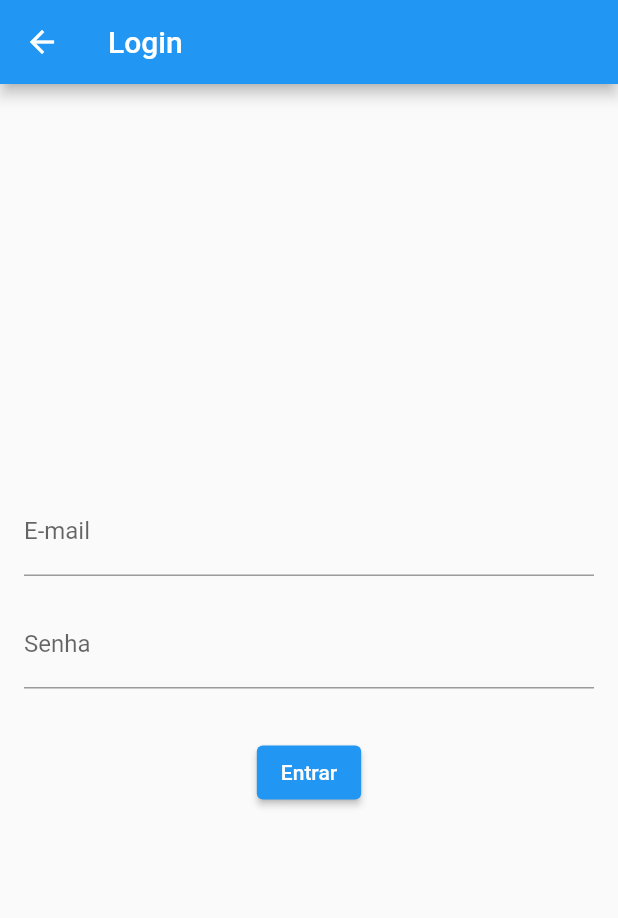
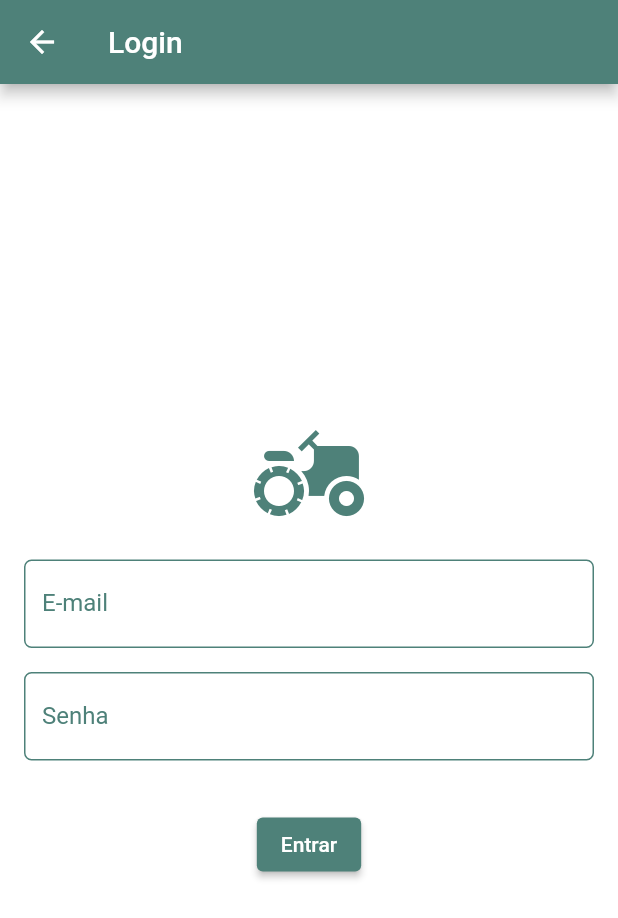
Before and after one commit to Matheus-o-alves/agri_clima_app, a Flutter app: the LoginPage screen opened directly, on a phone screen of 412 x 824 dp. Shown: the top 918 px of the screen. Run offline on Flutter 3.47's test engine with Material 2 defaults, Android fonts, the light colour scheme and no system bars; our stand-ins replace get.

Commit message:
Adicionando tela de login

```diff
--- a/lib/ui/pages/login/login.presenter.dart
+++ b/lib/ui/pages/login/login.presenter.dart
@@ -4,4 +4,6 @@ abstract class LoginPagePresenter {
   bool isEmailValid(String email);
   bool isPasswordValid(String password);
   var error = RxnString();
+  Stream<String?> get navigateToStream;
+  Future<void> navigationHomePage();
 }
--- a/lib/ui/pages/login/login_page.dart
+++ b/lib/ui/pages/login/login_page.dart
@@ -13,26 +13,66 @@ class LoginPage extends StatefulWidget {
 
 class _LoginPageState extends State<LoginPage> {
   final emailController = TextEditingController();
-
   final passwordController = TextEditingController();
 
   @override
   Widget build(BuildContext context) {
+    widget.presenter.navigateToStream.listen((page) {
+      if (page?.isNotEmpty == true) {
+        Get.offAllNamed(page!,
+            arguments: widget.presenter.navigationHomePage());
+      }
+    });
+
     return Scaffold(
+      backgroundColor: Colors.white,
       appBar: AppBar(
-        title: Text('Login'),
+        backgroundColor: Color(0xFF4E8179),
+        title: Text(
+          'Login',
+          style: TextStyle(
+            color: Colors.white,
+          ),
+        ),
       ),
       body: Padding(
         padding: EdgeInsets.all(16),
         child: Column(
           mainAxisAlignment: MainAxisAlignment.center,
           children: [
+            Icon(
+              Icons.agriculture,
+              size: 80,
+              color: Color(0xFF4E8179),
+            ),
+            SizedBox(height: 16),
             TextFormField(
               controller: emailController,
               keyboardType: TextInputType.emailAddress,
               decoration: InputDecoration(
                 labelText: 'E-mail',
                 hintText: 'Digite seu e-mail',
+                labelStyle: TextStyle(
+                  color: Color(0xFF4E8179),
+                ),
+                hintStyle: TextStyle(
+                  color: Color(0xFF4E8179),
+                ),
+                border: OutlineInputBorder(
+                  borderRadius: BorderRadius.circular(5),
+                ),
+                enabledBorder: OutlineInputBorder(
+                  borderSide: BorderSide(
+                    color: Color(0xFF4E8179),
+                  ),
+                  borderRadius: BorderRadius.circular(5),
+                ),
+                focusedBorder: OutlineInputBorder(
+                  borderSide: BorderSide(
+                    color: Color(0xFF4E8179),
+                  ),
+                  borderRadius: BorderRadius.circular(5),
+                ),
               ),
             ),
             SizedBox(height: 16),
@@ -42,6 +82,27 @@ class _LoginPageState extends State<LoginPage> {
               decoration: InputDecoration(
                 labelText: 'Senha',
                 hintText: 'Digite sua senha',
+                labelStyle: TextStyle(
+                  color: Color(0xFF4E8179),
+                ),
+                hintStyle: TextStyle(
+                  color: Color(0xFF4E8179),
+                ),
+                border: OutlineInputBorder(
+                  borderRadius: BorderRadius.circular(5),
+                ),
+                enabledBorder: OutlineInputBorder(
+                  borderSide: BorderSide(
+                    color: Color(0xFF4E8179),
+                  ),
+                  borderRadius: BorderRadius.circular(5),
+                ),
+                focusedBorder: OutlineInputBorder(
+                  borderSide: BorderSide(
+                    color: Color(0xFF4E8179),
+                  ),
+                  borderRadius: BorderRadius.circular(5),
+                ),
               ),
             ),
             SizedBox(height: 32),
@@ -52,15 +113,32 @@ class _LoginPageState extends State<LoginPage> {
 
                 if (widget.presenter.isEmailValid(email) &&
                     widget.presenter.isPasswordValid(password)) {
-                  // fazer login
+                  widget.presenter.navigationHomePage();
                 }
               },
-              child: Text('Entrar'),
+              style: ButtonStyle(
+                backgroundColor: MaterialStateProperty.all<Color>(
+                  Color(0xFF4E8179),
+                ),
+              ),
+              child: Text(
+                'Entrar',
+                style: TextStyle(
+                  color: Colors.white,
+                ),
+              ),
             ),
             SizedBox(height: 16),
             Obx(() {
               final error = widget.presenter.error.value;
-              return error != null ? Text(error) : SizedBox.shrink();
+              return error != null
+                  ? Text(
+                      error,
+                      style: TextStyle(
+                        color: Colors.red,
+                      ),
+                    )
+                  : SizedBox.shrink();
             }),
           ],
         ),
```
Also changed, not shown: lib/main/main.dart (+6 -11 lines), lib/presentation/presenters/getx_login_page_presenter.dart (+9 -0 lines), lib/ui/pages/sementes/components/sementes_detail_page.dart (+20 -2 lines), lib/ui/pages/sementes/sementes_page.dart (+34 -34 lines).
